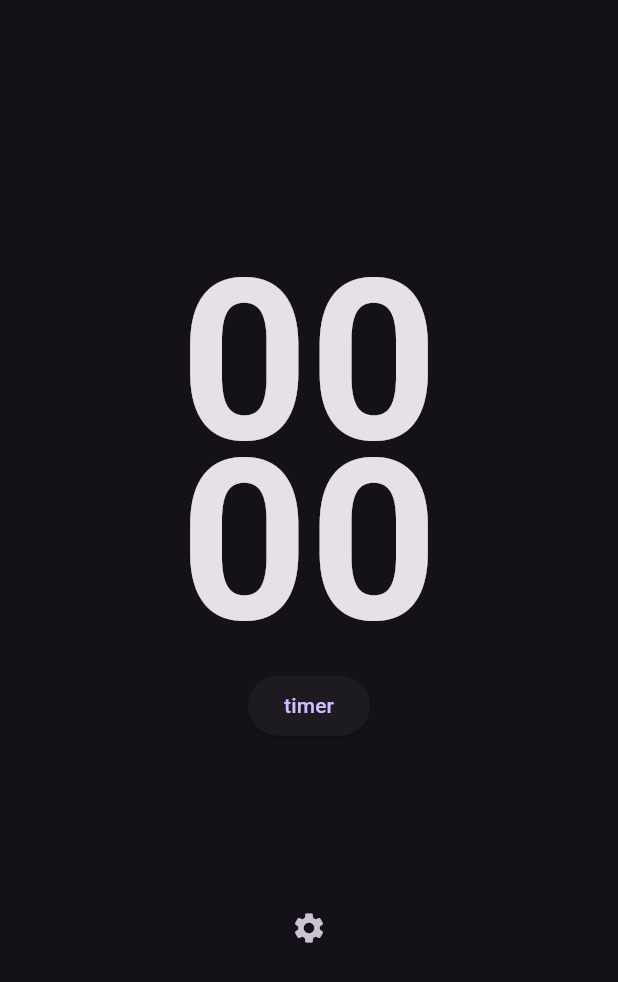
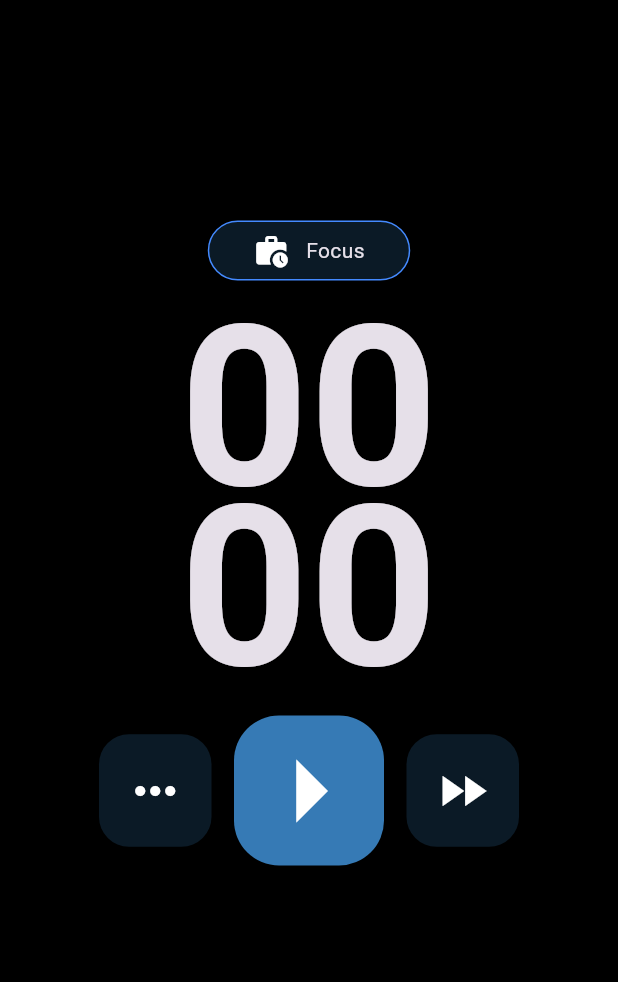
Before and after one commit to theBigUPs/flutter_pomodoro, a Flutter app: the screen it shows after launch, on a phone screen of 412 x 824 dp. Shown: the top 982 px of the screen. Run offline on Flutter 3.47's test engine with Material 3 defaults, Android fonts, the phone set to English and light mode, and no system bars; our stand-ins replace flutter_local_notifications.

Commit message:
ui elements created

```diff
--- a/lib/src/service/user_settings.dart
+++ b/lib/src/service/user_settings.dart
@@ -1 +1,10 @@
-class UserSettings {}
+class UserSettings {
+  //dark mode
+  //pomodoro len
+  //pomodoros until long break
+  //short break len
+  //long break len
+  //auto resume timer
+  //sound
+  //notifications
+}
--- a/lib/src/view/pomodoro_settings.dart
+++ b/lib/src/view/pomodoro_settings.dart
@@ -0,0 +1,42 @@
+import 'package:flutter/material.dart';
+//dark mode
+//pomo len
+//pomos until long break
+//short break len
+//long break len
+//auto resume timer
+//sound
+//notifications
+
+class PomodoroSettings extends StatelessWidget {
+  const PomodoroSettings({super.key});
+
+  @override
+  Widget build(BuildContext context) {
+    return AlertDialog(
+      surfaceTintColor: Colors.blue,
+      backgroundColor: Colors.black,
+      title: Row(
+        mainAxisAlignment: MainAxisAlignment.spaceBetween,
+        children: [
+          const Text('Settings'),
+          IconButton(
+              onPressed: () {
+                Navigator.of(context).pop();
+              },
+              icon: const Icon(Icons.close))
+        ],
+      ),
+      content: const Text('This is a custom alert dialog.'),
+      actions: const <Widget>[
+        Row(
+          mainAxisAlignment: MainAxisAlignment.spaceBetween,
+          children: <Widget>[
+            // Placeholder for flexible space to push close button to the right
+            SizedBox(),
+          ],
+        ),
+      ],
+    );
+  }
+}
--- a/lib/src/view/pomodoro_timer.dart
+++ b/lib/src/view/pomodoro_timer.dart
@@ -1,4 +1,6 @@
 import 'package:flutter/material.dart';
+import 'package:flutter_pomodoro/src/view/pomodoro_settings.dart';
+import 'package:flutter_pomodoro/src/viewmodel/pomodoro_settings_viewmodel.dart';
 import 'package:flutter_pomodoro/src/viewmodel/pomodoro_timer_viewmodel.dart';
 import 'package:provider/provider.dart';
 
@@ -8,12 +10,32 @@ class PomodoroTimer extends StatelessWidget {
   @override
   Widget build(BuildContext context) {
     return Scaffold(
-      //backgroundColor: Colors.blueGrey,
+      backgroundColor: Colors.black,
       body: SafeArea(
           child: Center(
         child: Column(
           mainAxisAlignment: MainAxisAlignment.center,
           children: [
+            Container(
+              decoration: BoxDecoration(
+                border: Border.all(color: Colors.blueAccent),
+                borderRadius: BorderRadius.circular(25),
+                color: const Color(0xff0b1a26),
+              ),
+              height: 40,
+              width: 135,
+              child: const Row(
+                mainAxisAlignment: MainAxisAlignment.center,
+                children: [
+                  Icon(Icons.work_history),
+                  //Icon(Icons.coffee),
+                  Text("   Focus"),
+                ],
+              ),
+            ),
+            const SizedBox(
+              height: 25,
+            ),
             Consumer<PomodoroTimerViewModel>(
               builder: (BuildContext context, viewmodel, Widget? child) {
                 return Text(
@@ -35,7 +57,33 @@ class PomodoroTimer extends StatelessWidget {
             const SizedBox(
               height: 25,
             ),
-            ElevatedButton(
+            Row(
+              mainAxisAlignment: MainAxisAlignment.center,
+              children: [
+                settingsButton(context),
+                const SizedBox(
+                  width: 15,
+                ),
+                playPauseButton(context),
+                const SizedBox(
+                  width: 15,
+                ),
+                nextButton(context),
+              ],
+            ),
+
+            const SizedBox(
+              height: 100,
+            ),
+            //IconButton(onPressed: () {}, icon: const Icon(Icons.settings))
+          ],
+        ),
+      )),
+    );
+  }
+
+  Widget playPauseButton(BuildContext context) {
+    return ElevatedButton(
         onPressed: () {
           PomodoroTimerViewModel viewmodel =
               Provider.of(context, listen: false);
@@ -45,15 +93,96 @@ class PomodoroTimer extends StatelessWidget {
           viewmodel.cancelTimer();
           viewmodel.startTimer(3, context);
         },
-              child: const Text("timer"),
+        style: ButtonStyle(
+            backgroundColor:
+                MaterialStateProperty.all<Color>(const Color(0xff367ab5)),
+            padding: MaterialStateProperty.all(EdgeInsets.zero),
+            minimumSize: MaterialStateProperty.all<Size>(
+              const Size(100.0, 100.0), // Adjust the width and height as needed
             ),
-            const SizedBox(
-              height: 100,
+            maximumSize: MaterialStateProperty.all<Size>(
+              const Size(100.0, 100.0), // Adjust the width and height as needed
             ),
-            IconButton(onPressed: () {}, icon: const Icon(Icons.settings))
-          ],
+            shape: MaterialStateProperty.all<RoundedRectangleBorder>(
+              RoundedRectangleBorder(
+                borderRadius: BorderRadius.circular(30.0),
               ),
             )),
+        child: const Center(
+          child: Icon(
+            Icons.arrow_right,
+            size: 100,
+            color: Colors.white,
+          ),
+        ));
+  }
+
+  Widget nextButton(BuildContext context) {
+    return ElevatedButton(
+        onPressed: () {
+          PomodoroTimerViewModel viewmodel =
+              Provider.of(context, listen: false);
+        },
+        style: ButtonStyle(
+            backgroundColor:
+                MaterialStateProperty.all<Color>(const Color(0xff0b1a26)),
+            padding: MaterialStateProperty.all(EdgeInsets.zero),
+            minimumSize: MaterialStateProperty.all<Size>(
+              const Size(75.0, 75.0), // Adjust the width and height as needed
+            ),
+            maximumSize: MaterialStateProperty.all<Size>(
+              const Size(75.0, 75.0), // Adjust the width and height as needed
+            ),
+            shape: MaterialStateProperty.all<RoundedRectangleBorder>(
+              RoundedRectangleBorder(
+                borderRadius: BorderRadius.circular(20.0),
+              ),
+            )),
+        child: const Center(
+          child: Icon(
+            Icons.fast_forward_sharp,
+            size: 40,
+            color: Colors.white,
+          ),
+        ));
+  }
+
+  Widget settingsButton(BuildContext context) {
+    return ElevatedButton(
+        onPressed: () {
+          showDialog(
+            context: context,
+            builder: (BuildContext context) {
+              return ChangeNotifierProvider(
+                create: (BuildContext context) {
+                  return PomodoroSettingsViewModel();
+                },
+                child: const PomodoroSettings(),
               );
+            },
+          );
+        },
+        style: ButtonStyle(
+            backgroundColor:
+                MaterialStateProperty.all<Color>(const Color(0xff0b1a26)),
+            padding: MaterialStateProperty.all(EdgeInsets.zero),
+            minimumSize: MaterialStateProperty.all<Size>(
+              const Size(75.0, 75.0), // Adjust the width and height as needed
+            ),
+            maximumSize: MaterialStateProperty.all<Size>(
+              const Size(75.0, 75.0), // Adjust the width and height as needed
+            ),
+            shape: MaterialStateProperty.all<RoundedRectangleBorder>(
+              RoundedRectangleBorder(
+                borderRadius: BorderRadius.circular(20.0),
+              ),
+            )),
+        child: const Center(
+          child: Icon(
+            Icons.more_horiz_sharp,
+            size: 40,
+            color: Colors.white,
+          ),
+        ));
   }
 }
--- a/lib/src/viewmodel/pomodoro_settings_viewmodel.dart
+++ b/lib/src/viewmodel/pomodoro_settings_viewmodel.dart
@@ -0,0 +1,3 @@
+import 'package:flutter/material.dart';
+
+class PomodoroSettingsViewModel with ChangeNotifier {}
--- a/lib/src/viewmodel/pomodoro_timer_viewmodel.dart
+++ b/lib/src/viewmodel/pomodoro_timer_viewmodel.dart
@@ -23,7 +23,7 @@ class PomodoroTimerViewModel with ChangeNotifier {
         if (total == 0) {
           timer.cancel();
         } else if (total == 1) {
-          showNotification(title: "hey", body: "hey", context: context);
+          //showNotification(title: "hey", body: "hey", context: context);
           total--;
           minute = "${total ~/ 60}".padLeft(2, "0");
           second = "${total % 60}".padLeft(2, "0");
```
Lines whose indentation alone changed are shown as unchanged.
